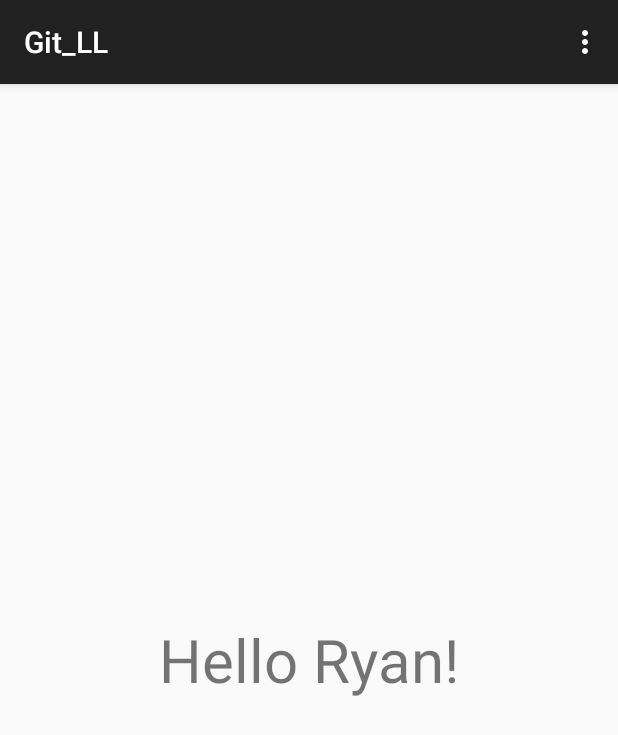
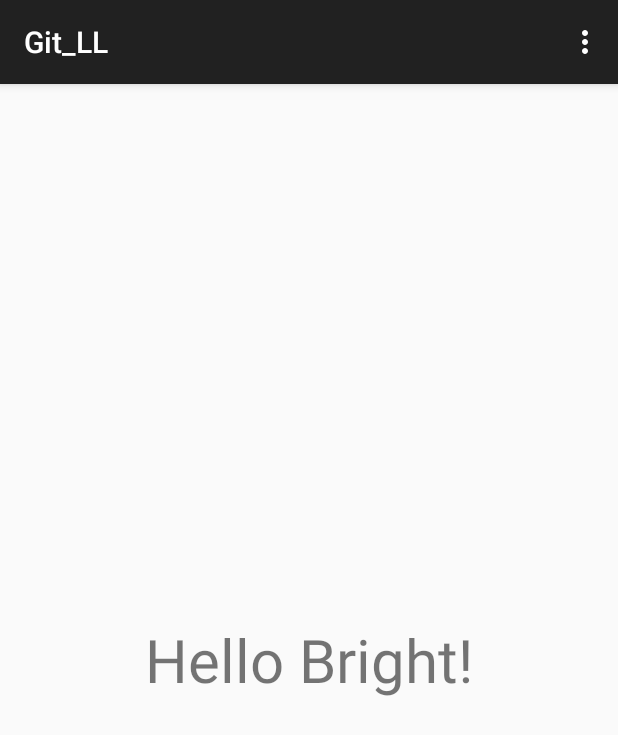
Before and after one commit to connected-mzhang/Git_LL, an Android app: the screen it shows after launch (MainActivity), on a phone screen of 412 x 824 dp. Shown: the top 735 px of the screen. Run offline under Robolectric (Android 15) with nearby library versions, the phone set to English and light mode, and no system bars.

Commit message:
add my demo   bright.sun

```diff
--- a/Android/MyApplication/app/src/main/java/com/example/gitll/git_ll/MainActivity.java
+++ b/Android/MyApplication/app/src/main/java/com/example/gitll/git_ll/MainActivity.java
@@ -16,7 +16,7 @@ public class MainActivity extends ActionBarActivity {
         super.onCreate(savedInstanceState);
         setContentView(R.layout.activity_main);
         helloWorldText = (TextView) findViewById(R.id.hello_world_text);
-        helloWorldText.setText("Hello Ryan!");
+        helloWorldText.setText("Hello Bright!");
     }
 
 
```
